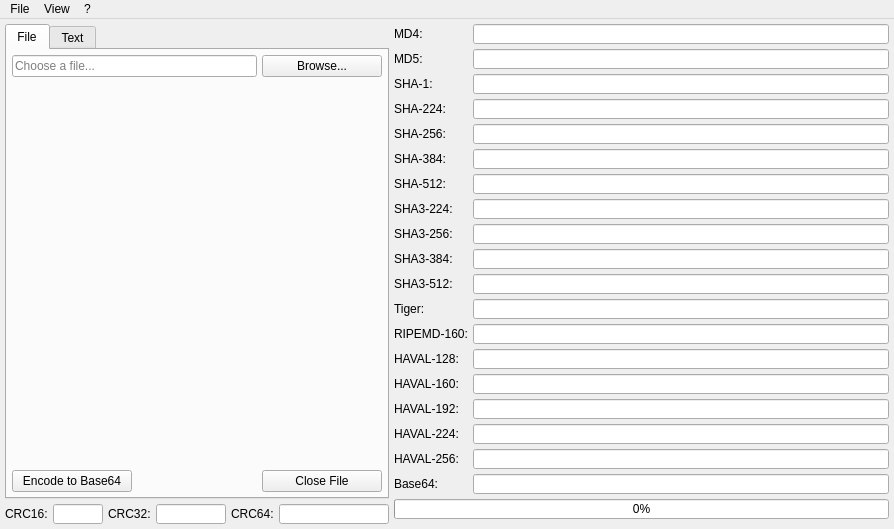
First picture: the form in ui/mainwindow.ui, repository rikyoz/MrHash, before the edit.
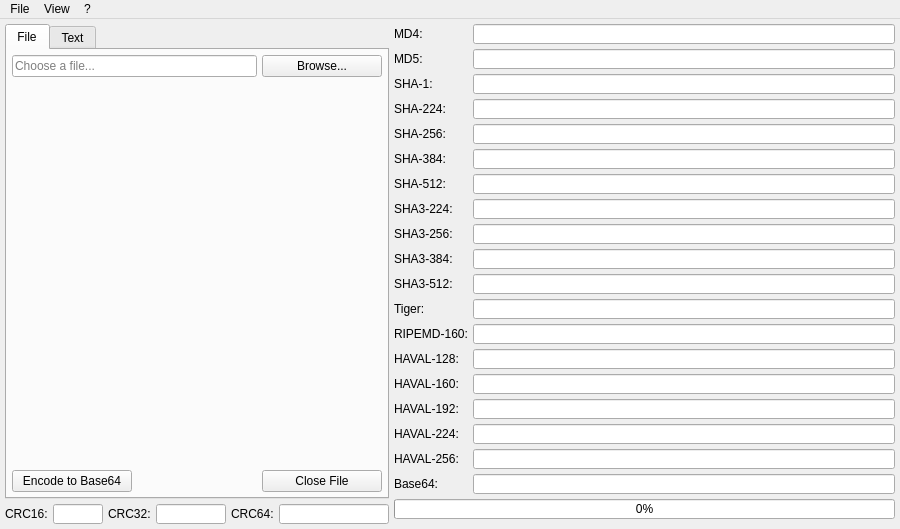
Second picture: the form after the edit. Icons and pictures are not drawn. Custom widgets are drawn as their Qt base class.

The edit to the form file:
```diff
--- a/ui/mainwindow.ui
+++ b/ui/mainwindow.ui
@@ -6,7 +6,7 @@
    <rect>
     <x>0</x>
     <y>0</y>
-    <width>894</width>
+    <width>900</width>
     <height>529</height>
    </rect>
   </property>
@@ -771,7 +771,7 @@
     <rect>
      <x>0</x>
      <y>0</y>
-     <width>894</width>
+     <width>900</width>
      <height>21</height>
     </rect>
    </property>
```
Left out of the diff: 2 changed lines with no effect on the pictures.
